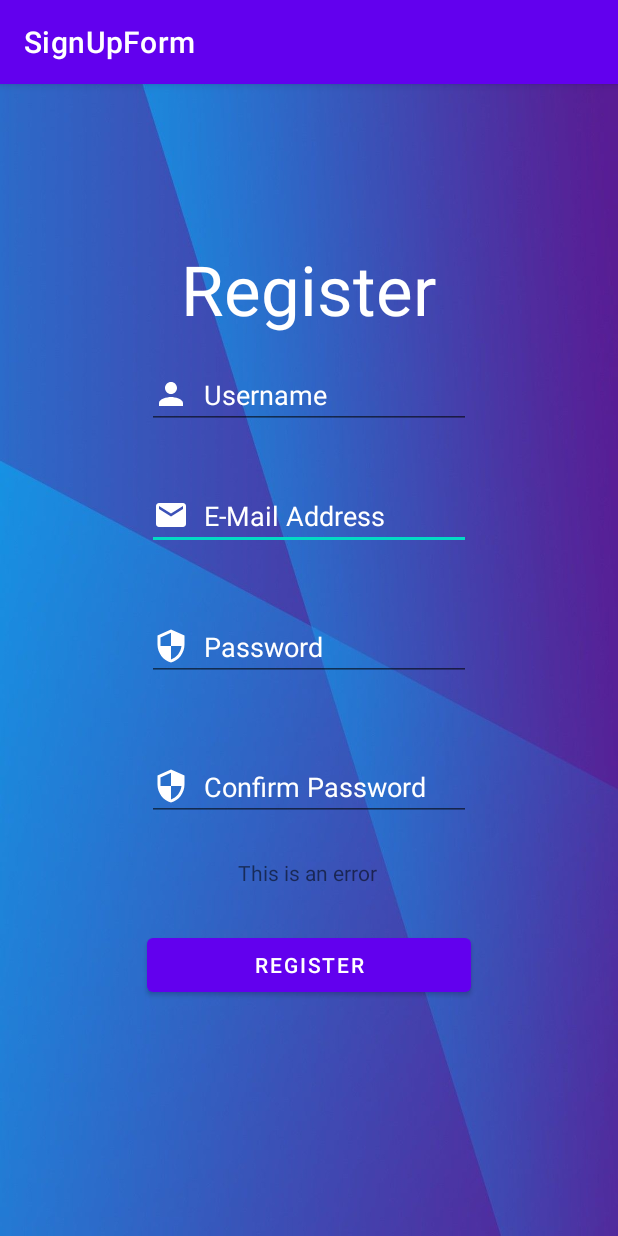
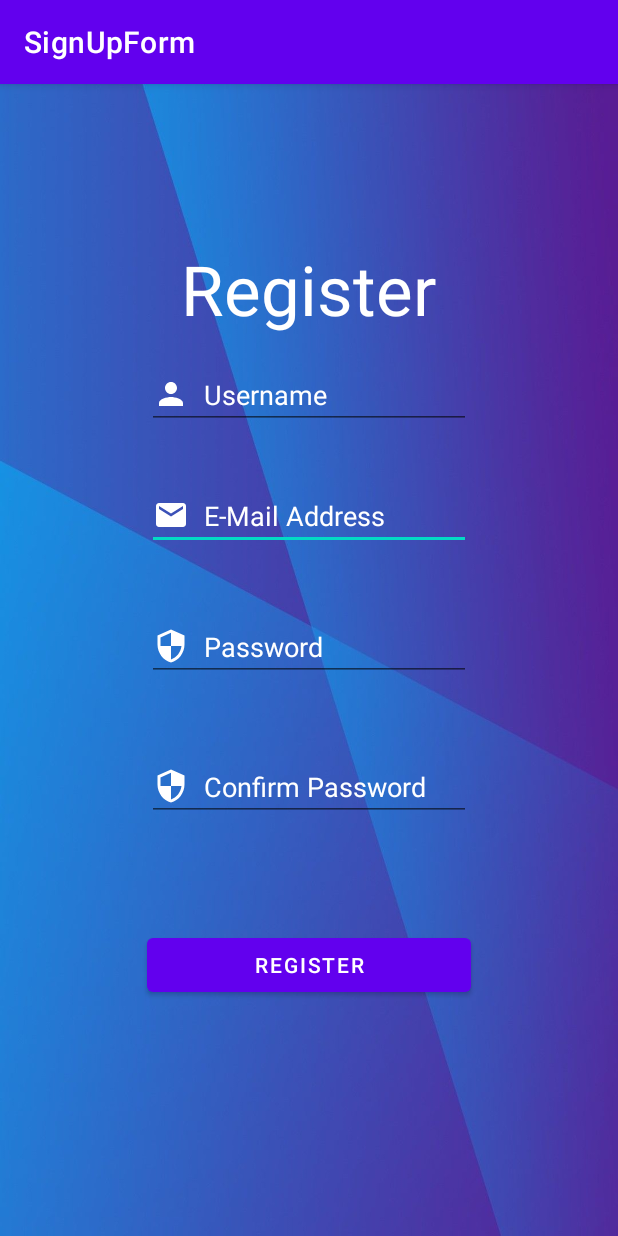
Before and after one commit to elyordan/CIS3315, an Android app: the screen it shows after launch (FormActivity), on a phone screen of 412 x 824 dp. Run offline under Robolectric (Android 15) with nearby library versions, the phone set to English and light mode, and no system bars.

Commit message:
fix textview and label errors

```diff
--- a/Lab2/app/src/main/res/layout/activity_main.xml
+++ b/Lab2/app/src/main/res/layout/activity_main.xml
@@ -31,11 +31,12 @@
         android:layout_marginTop="8dp"
         android:layout_marginEnd="98dp"
         android:layout_marginBottom="34dp"
-        android:drawableLeft="@drawable/ic_baseline_email"
+        android:drawableStart="@drawable/ic_baseline_email"
         android:drawablePadding="10dp"
         android:drawableTint="#FFFFFF"
         android:ems="10"
         android:hint="@string/emailEditText"
+        android:importantForAutofill="no"
         android:inputType="textEmailAddress"
         android:textColor="#FFFFFF"
         android:textColorHint="#FFFFFF"
@@ -52,11 +53,12 @@
         android:layout_marginTop="48dp"
         android:layout_marginEnd="98dp"
         android:layout_marginBottom="27dp"
-        android:drawableLeft="@drawable/ic_baseline_person"
+        android:drawableStart="@drawable/ic_baseline_person"
         android:drawablePadding="10dp"
         android:drawableTint="#FFFFFF"
         android:ems="10"
         android:hint="@string/usernameEditText"
+        android:importantForAutofill="no"
         android:inputType="textPersonName"
         android:textColor="#FFFFFF"
         android:textColorHint="#FFFFFF"
@@ -74,11 +76,12 @@
         android:layout_marginTop="8dp"
         android:layout_marginEnd="98dp"
         android:layout_marginBottom="40dp"
-        android:drawableLeft="@drawable/ic_baseline_security"
+        android:drawableStart="@drawable/ic_baseline_security"
         android:drawablePadding="10dp"
         android:drawableTint="#FFFFFF"
         android:ems="10"
         android:hint="@string/passwordEditText"
+        android:importantForAutofill="no"
         android:inputType="textPassword"
         android:textColor="#FFFFFF"
         android:textColorHint="#FFFFFF"
@@ -95,11 +98,12 @@
         android:layout_marginTop="8dp"
         android:layout_marginEnd="98dp"
         android:layout_marginBottom="56dp"
-        android:drawableLeft="@drawable/ic_baseline_security"
+        android:drawableStart="@drawable/ic_baseline_security"
         android:drawablePadding="10dp"
         android:drawableTint="#FFFFFF"
         android:ems="10"
         android:hint="@string/passwordconfirmationEditText"
+        android:importantForAutofill="no"
         android:inputType="textPassword"
         android:textColor="#FFFFFF"
         android:textColorHint="#FFFFFF"
@@ -121,12 +125,11 @@
         app:layout_constraintTop_toBottomOf="@+id/editTextPasswordConfirmation" />
 
     <TextView
-        android:id="@+id/textView2"
+        android:id="@+id/errorTextView"
         android:layout_width="wrap_content"
         android:layout_height="wrap_content"
         android:layout_marginTop="24dp"
         android:layout_marginBottom="28dp"
-        android:text="This is an error"
         app:layout_constraintBottom_toTopOf="@+id/btnRegister"
         app:layout_constraintEnd_toEndOf="@+id/editTextPasswordConfirmation"
         app:layout_constraintHorizontal_bias="0.493"
```
